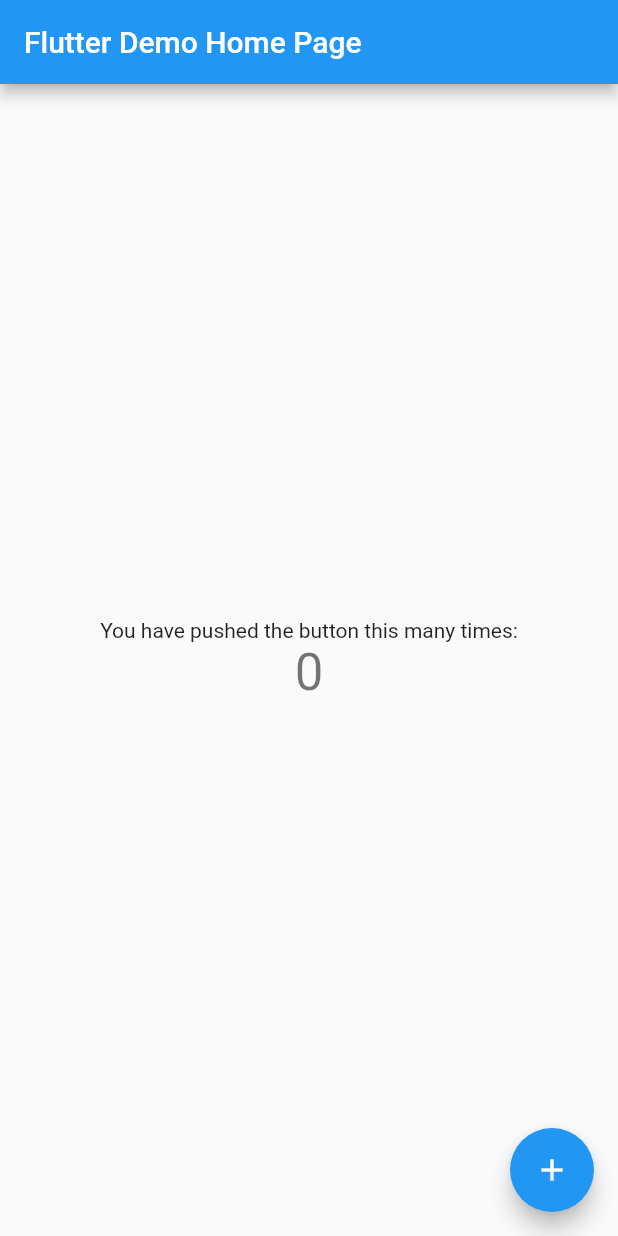
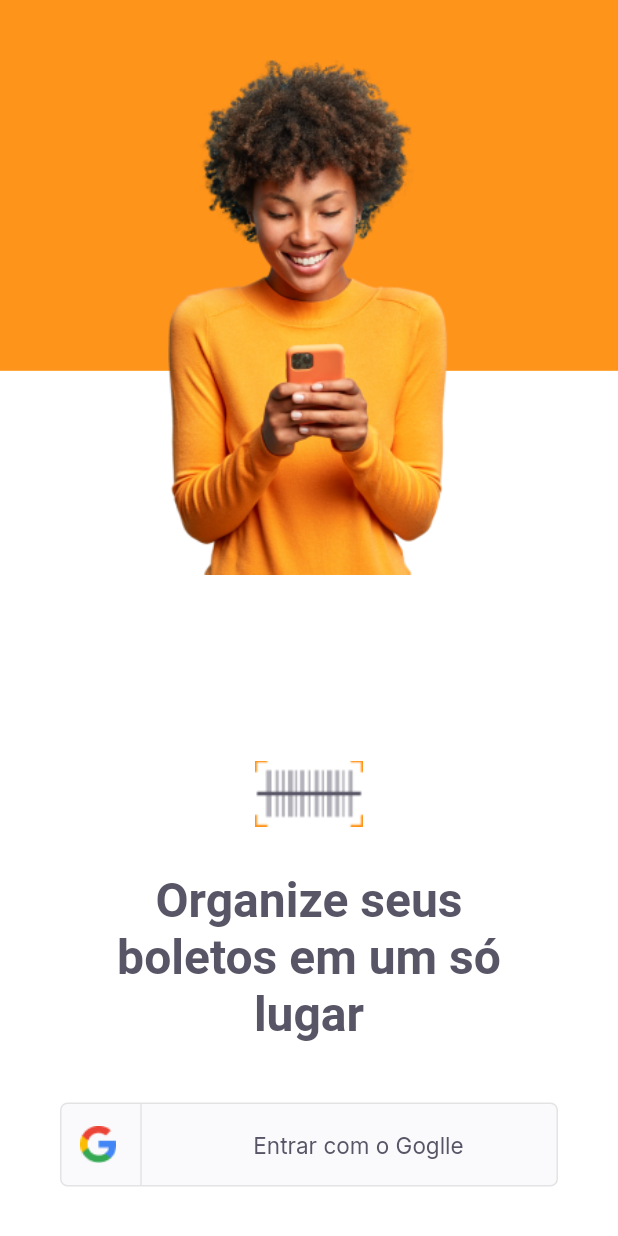
Before and after one commit to WelliWillers/payflow, a Flutter app: the screen it shows after launch, on a phone screen of 412 x 824 dp. Run offline on Flutter 3.47's test engine with Material 2 defaults, Android fonts, the phone set to English and light mode, and no system bars; our stand-ins replace firebase_core, google_fonts, google_sign_in; accounts and stored records are empty.

Commit message:
configuração firebase e login google

```diff
--- /dev/null
+++ b/lib/app_widget.dart
@@ -0,0 +1,17 @@
+import 'package:flutter/material.dart';
+
+import 'modules/login/login_page.dart';
+import 'shared/themes/app_colors.dart';
+
+class AppWidget extends StatelessWidget {
+  @override
+  Widget build(BuildContext context) {
+    return MaterialApp(
+      title: 'Play Flow',
+      theme: ThemeData(
+        primaryColor: AppColors.primary,
+      ),
+      home: LoginPage(),
+    );
+  }
+}
--- a/lib/main.dart
+++ b/lib/main.dart
@@ -1,115 +1,43 @@
+import 'package:firebase_core/firebase_core.dart';
 import 'package:flutter/material.dart';
+import 'package:payflow/app_widget.dart';
 
 void main() {
-  runApp(const MyApp());
+  runApp(AppFirebase());
 }
 
-class MyApp extends StatelessWidget {
-  const MyApp({Key? key}) : super(key: key);
+class AppFirebase extends StatefulWidget {@override
+  State<AppFirebase> createState() => _AppFirebaseState();
+}
 
-  // This widget is the root of your application.
+class _AppFirebaseState extends State<AppFirebase> {
+
+  final Future<FirebaseApp> _initialization = Firebase.initializeApp();
+
   @override
   Widget build(BuildContext context) {
-    return MaterialApp(
-      title: 'Flutter Demo',
-      theme: ThemeData(
-        // This is the theme of your application.
-        //
-        // Try running your application with "flutter run". You'll see the
-        // application has a blue toolbar. Then, without quitting the app, try
-        // changing the primarySwatch below to Colors.green and then invoke
-        // "hot reload" (press "r" in the console where you ran "flutter run",
-        // or simply save your changes to "hot reload" in a Flutter IDE).
-        // Notice that the counter didn't reset back to zero; the application
-        // is not restarted.
-        primarySwatch: Colors.blue,
-      ),
-      home: const MyHomePage(title: 'Flutter Demo Home Page'),
+    return FutureBuilder(
+      future: _initialization,
+      builder: (context, snapshot) {
+        if (snapshot.hasError) {
+          return Material(
+            child: Center(
+              child: Text(
+                "Não foi possível inicializar o Firebase.",
+                textDirection: TextDirection.ltr,
+              ),
+            ),
+          );
+        } else if (snapshot.connectionState == ConnectionState.done) {
+          return AppWidget();
+        } else {
+          return Material(
+            child: Center(
+              child: CircularProgressIndicator(),
+            ),
+          );
+        }
+      },
     );
   }
 }
-
-class MyHomePage extends StatefulWidget {
-  const MyHomePage({Key? key, required this.title}) : super(key: key);
-
-  // This widget is the home page of your application. It is stateful, meaning
-  // that it has a State object (defined below) that contains fields that affect
-  // how it looks.
-
-  // This class is the configuration for the state. It holds the values (in this
-  // case the title) provided by the parent (in this case the App widget) and
-  // used by the build method of the State. Fields in a Widget subclass are
-  // always marked "final".
-
-  final String title;
-
-  @override
-  State<MyHomePage> createState() => _MyHomePageState();
-}
-
-class _MyHomePageState extends State<MyHomePage> {
-  int _counter = 0;
-
-  void _incrementCounter() {
-    setState(() {
-      // This call to setState tells the Flutter framework that something has
-      // changed in this State, which causes it to rerun the build method below
-      // so that the display can reflect the updated values. If we changed
-      // _counter without calling setState(), then the build method would not be
-      // called again, and so nothing would appear to happen.
-      _counter++;
-    });
-  }
-
-  @override
-  Widget build(BuildContext context) {
-    // This method is rerun every time setState is called, for instance as done
-    // by the _incrementCounter method above.
-    //
-    // The Flutter framework has been optimized to make rerunning build methods
-    // fast, so that you can just rebuild anything that needs updating rather
-    // than having to individually change instances of widgets.
-    return Scaffold(
-      appBar: AppBar(
-        // Here we take the value from the MyHomePage object that was created by
-        // the App.build method, and use it to set our appbar title.
-        title: Text(widget.title),
-      ),
-      body: Center(
-        // Center is a layout widget. It takes a single child and positions it
-        // in the middle of the parent.
-        child: Column(
-          // Column is also a layout widget. It takes a list of children and
-          // arranges them vertically. By default, it sizes itself to fit its
-          // children horizontally, and tries to be as tall as its parent.
-          //
-          // Invoke "debug painting" (press "p" in the console, choose the
-          // "Toggle Debug Paint" action from the Flutter Inspector in Android
-          // Studio, or the "Toggle Debug Paint" command in Visual Studio Code)
-          // to see the wireframe for each widget.
-          //
-          // Column has various properties to control how it sizes itself and
-          // how it positions its children. Here we use mainAxisAlignment to
-          // center the children vertically; the main axis here is the vertical
-          // axis because Columns are vertical (the cross axis would be
-          // horizontal).
-          mainAxisAlignment: MainAxisAlignment.center,
-          children: <Widget>[
-            const Text(
-              'You have pushed the button this many times:',
-            ),
-            Text(
-              '$_counter',
-              style: Theme.of(context).textTheme.headline4,
-            ),
-          ],
-        ),
-      ),
-      floatingActionButton: FloatingActionButton(
-        onPressed: _incrementCounter,
-        tooltip: 'Increment',
-        child: const Icon(Icons.add),
-      ), // This trailing comma makes auto-formatting nicer for build methods.
-    );
-  }
-}
--- /dev/null
+++ b/lib/modules/home/home_page.dart
@@ -0,0 +1,14 @@
+import 'package:flutter/material.dart';
+
+class HomePage extends StatelessWidget {
+  const HomePage({ Key? key }) : super(key: key);
+
+  @override
+  Widget build(BuildContext context) {
+    return Scaffold(
+      appBar: AppBar(
+        title: Text("Home page"),
+      ),
+    );
+  }
+}
--- /dev/null
+++ b/lib/modules/login/login_page.dart
@@ -0,0 +1,94 @@
+import 'package:flutter/material.dart';
+import 'package:google_sign_in/google_sign_in.dart';
+import 'package:payflow/shared/themes/app_colors.dart';
+import 'package:payflow/shared/themes/app_images.dart';
+import 'package:payflow/shared/themes/app_text_styles.dart';
+import 'package:payflow/shared/themes/widgets/social_login/social_login_button.dart';
+
+class LoginPage extends StatefulWidget {
+  const LoginPage({Key? key}) : super(key: key);
+
+  @override
+  _LoginPageState createState() => _LoginPageState();
+}
+
+class _LoginPageState extends State<LoginPage> {
+  @override
+  Widget build(BuildContext context) {
+    final size = MediaQuery.of(context).size;
+
+    return Scaffold(
+      backgroundColor: AppColors.background,
+      body: Container(
+        width: size.width,
+        height: size.height,
+        child: Stack(
+          children: [
+            Container(
+              width: size.width,
+              height: size.height * 0.3,
+              color: AppColors.primary,
+            ),
+            Positioned(
+              left: 0,
+              right: 0,
+              top: 40,
+              child: Image.asset(
+                AppImages.person,
+                width: 208,
+                height: 343,
+              ),
+            ),
+            Positioned(
+              bottom: size.height * 0.04,
+              left: 0,
+              right: 0,
+              child: Column(
+                mainAxisAlignment: MainAxisAlignment.center,
+                crossAxisAlignment: CrossAxisAlignment.center,
+                children: [
+                  Image.asset(
+                    AppImages.logomini,
+                  ),
+                  Padding(
+                    padding: const EdgeInsets.only(
+                      left: 70,
+                      right: 70,
+                      top: 30,
+                    ),
+                    child: Text(
+                      "Organize seus boletos em um só lugar",
+                      style: TextStyles.titleHome,
+                      textAlign: TextAlign.center,
+                    ),
+                  ),
+                  Padding(
+                    padding:
+                        const EdgeInsets.only(left: 40, right: 40, top: 40),
+                    child: SocialLoginButton(
+                      onTap: () async {
+                        GoogleSignIn _googleSignIn = GoogleSignIn(
+                          scopes: [
+                            'email',
+                          ],
+                        );
+                        try{
+                          final response = await _googleSignIn.signIn();
+                          print(response);
+                        } catch(error){
+                          print(error);
+                        }
+                      },
+                    ),
+                  )
+                ],
+              ),
+            )
+          ],
+        ),
+      ),
+    );
+  }
+}
+
+mixin AppTextStyles {}
--- /dev/null
+++ b/lib/modules/splash/splash_page.dart
@@ -0,0 +1,21 @@
+import 'package:flutter/material.dart';
+import 'package:flutter/widgets.dart';
+import 'package:payflow/shared/themes/app_colors.dart';
+import 'package:payflow/shared/themes/app_images.dart';
+
+class SplashPage extends StatelessWidget {
+  const SplashPage({Key? key}) : super(key: key);
+
+  @override
+  Widget build(BuildContext context) {
+    return Scaffold(
+      backgroundColor: AppColors.background,
+      body: Stack(
+        children: [
+          Center(child: Image.asset(AppImages.union)),
+          Center(child: Image.asset(AppImages.logoFull)),
+        ],
+      ),
+    );
+  }
+}
--- /dev/null
+++ b/lib/shared/themes/widgets/social_login/social_login_button.dart
@@ -0,0 +1,59 @@
+import 'package:flutter/material.dart';
+import 'package:payflow/shared/themes/app_colors.dart';
+import 'package:payflow/shared/themes/app_images.dart';
+import 'package:payflow/shared/themes/app_text_styles.dart';
+
+class SocialLoginButton extends StatelessWidget {
+
+  final VoidCallback onTap;
+
+  const SocialLoginButton({Key? key, required this.onTap}) : super(key: key);
+
+  @override
+  Widget build(BuildContext context) {
+    return InkWell(
+      onTap: onTap,
+      child: Container(
+        height: 56,
+        decoration: BoxDecoration(
+          color: AppColors.shape,
+          borderRadius: BorderRadius.circular(5),
+          border: Border.fromBorderSide(BorderSide(color: AppColors.stroke))
+        ),
+        child: Row(
+          children: [
+            Expanded(
+              flex: 1,
+              child: Row(
+                mainAxisAlignment: MainAxisAlignment.center,
+                children: [
+                  Image.asset(AppImages.google),
+                  SizedBox(
+                    width: 16,
+                  ),
+                  Container(
+                    height: 56,
+                    width: 1,
+                    color: AppColors.stroke,
+                  ),
+                ],
+              ),
+            ),
+            Expanded(
+              flex: 4,
+              child: Row(
+                mainAxisAlignment: MainAxisAlignment.center,
+                children: [
+                  Text(
+                    "Entrar com o Goglle",
+                    style: TextStyles.buttonGray,
+                  ),
+                ],
+              ),
+            ),
+          ],
+        ),
+      ),
+    );
+  }
+}
--- a/pubspec.yaml
+++ b/pubspec.yaml
@@ -35,6 +35,9 @@ dependencies:
   # Use with the CupertinoIcons class for iOS style icons.
   cupertino_icons: ^1.0.2
   google_fonts: ^2.1.0
+  firebase_core: ^1.10.0
+  google_sign_in: ^5.2.1
+  google_sign_in_web: ^0.10.0+3
 
 dev_dependencies:
   flutter_test:
```
Also changed, not shown: assets/images/boleto_screen.png (added), pubspec.lock, 2 other files.
